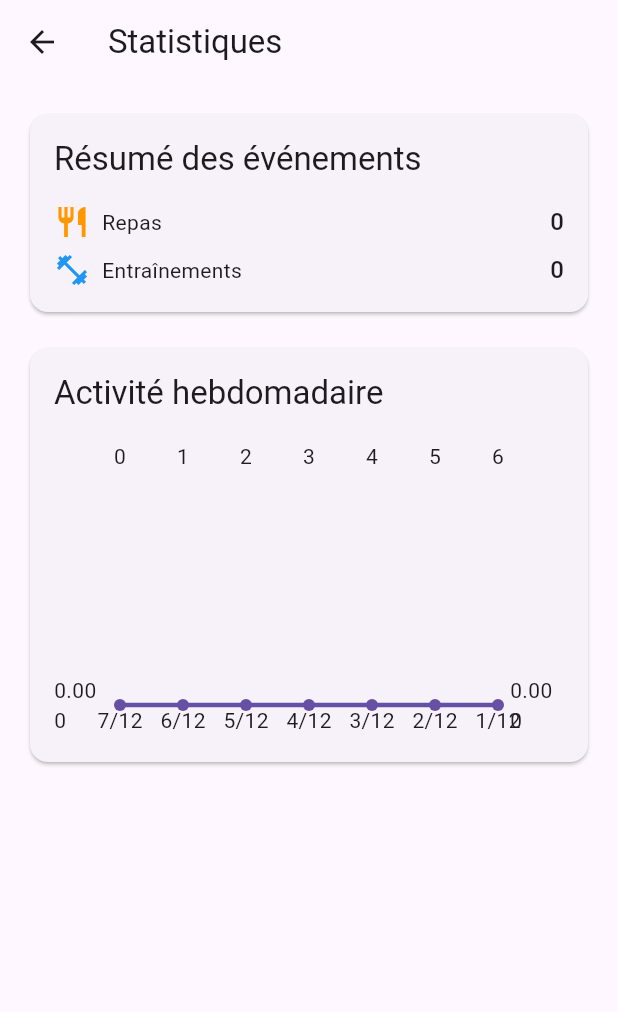
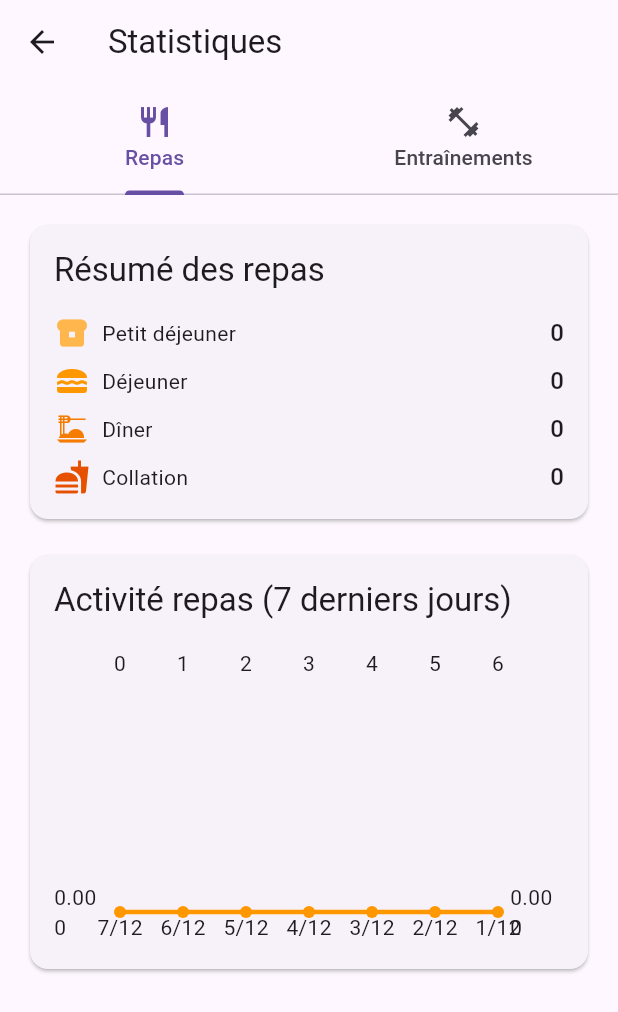
Before and after one commit to daffycricket/my-event-trackers, a Flutter app: the StatisticsScreen screen opened directly, on a phone screen of 412 x 824 dp. Shown: the top 1012 px of the screen. Run offline on Flutter 3.47's test engine with Material 3 defaults, Android fonts, the phone set to English and light mode, and no system bars; drawn by our look-alikes of fl_chart; our stand-ins replace flutter_riverpod; generated files the repository leaves out were written again; network calls fail.

Commit message:
split meals & workouts

```diff
--- a/lib/l10n/app_de.arb
+++ b/lib/l10n/app_de.arb
@@ -10,8 +10,8 @@
     "dinner": "Abendessen",
     "snack": "Snack",
     "cardio": "Cardio",
-    "strength": "Krafttraining",
-    "flexibility": "Dehnung",
+    "strength": "Kraft",
+    "flexibility": "Beweglichkeit",
     "sport": "Sport",
     "editMeal": "Mahlzeit bearbeiten",
     "newMeal": "Neue Mahlzeit",
@@ -29,7 +29,7 @@
     "additionalDetails": "Zusätzliche Details",
     "duration": "Dauer (Minuten)",
     "calories": "Kalorien",
-    "pleaseEnterDuration": "Bitte geben Sie eine Dauer ein",
+    "pleaseEnterDuration": "Bitte Dauer eingeben",
     "categoryFruits": "Obst",
     "categoryVegetables": "Gemüse",
     "categoryProteins": "Proteine",
@@ -71,8 +71,14 @@
     "eventDeleted": "Ereignis gelöscht",
     "undo": "Rückgängig",
     "statistics": "Statistiken",
-    "eventSummary": "Ereigniszusammenfassung",
+    "eventSummary": "Ereignisübersicht",
     "meals": "Mahlzeiten",
-    "workouts": "Trainingseinheiten",
-    "weeklyActivity": "Wöchentliche Aktivität"
+    "workouts": "Training",
+    "weeklyActivity": "Wöchentliche Aktivität",
+    "mealSummary": "Mahlzeitenübersicht",
+    "workoutSummary": "Trainingsübersicht",
+    "totalDuration": "Gesamtdauer",
+    "totalCalories": "Gesamtkalorien",
+    "mealActivity": "Mahlzeitenaktivität (Letzte 7 Tage)",
+    "workoutActivity": "Trainingsaktivität (Letzte 7 Tage)"
 }
--- a/lib/l10n/app_en.arb
+++ b/lib/l10n/app_en.arb
@@ -74,5 +74,11 @@
     "eventSummary": "Event Summary",
     "meals": "Meals",
     "workouts": "Workouts",
-    "weeklyActivity": "Weekly Activity"
+    "weeklyActivity": "Weekly Activity",
+    "mealSummary": "Meal Summary",
+    "workoutSummary": "Workout Summary",
+    "totalDuration": "Total Duration",
+    "totalCalories": "Total Calories",
+    "mealActivity": "Meal Activity (Last 7 days)",
+    "workoutActivity": "Workout Activity (Last 7 days)"
 }
--- a/lib/l10n/app_fr.arb
+++ b/lib/l10n/app_fr.arb
@@ -76,5 +76,11 @@
     "eventSummary": "Résumé des événements",
     "meals": "Repas",
     "workouts": "Entraînements",
-    "weeklyActivity": "Activité hebdomadaire"
+    "weeklyActivity": "Activité hebdomadaire",
+    "mealSummary": "Résumé des repas",
+    "workoutSummary": "Résumé des entraînements",
+    "totalDuration": "Durée totale",
+    "totalCalories": "Calories totales",
+    "mealActivity": "Activité repas (7 derniers jours)",
+    "workoutActivity": "Activité entraînement (7 derniers jours)"
 }
--- a/lib/l10n/app_sv.arb
+++ b/lib/l10n/app_sv.arb
@@ -78,5 +78,11 @@
     "eventSummary": "Händelseöversikt",
     "meals": "Måltider",
     "workouts": "Träningspass",
-    "weeklyActivity": "Veckans aktivitet"
+    "weeklyActivity": "Veckans aktivitet",
+    "mealSummary": "Måltidsöversikt",
+    "workoutSummary": "Träningsöversikt",
+    "totalDuration": "Total tid",
+    "totalCalories": "Totala kalorier",
+    "mealActivity": "Måltidsaktivitet (Senaste 7 dagarna)",
+    "workoutActivity": "Träningsaktivitet (Senaste 7 dagarna)"
 }
--- a/lib/screens/statistics_screen.dart
+++ b/lib/screens/statistics_screen.dart
@@ -1,38 +1,83 @@
 import 'package:flutter/material.dart';
 import 'package:flutter_riverpod/flutter_riverpod.dart';
 import 'package:flutter_gen/gen_l10n/app_localizations.dart';
+import 'package:fl_chart/fl_chart.dart';
 import '../providers/events_provider.dart';
 import '../models/event.dart';
-import 'package:fl_chart/fl_chart.dart';
 
 class StatisticsScreen extends ConsumerWidget {
   const StatisticsScreen({super.key});
 
   @override
   Widget build(BuildContext context, WidgetRef ref) {
-    final events = ref.watch(eventsProvider);
-
-    return Scaffold(
-      appBar: AppBar(
-        title: Text(AppLocalizations.of(context)!.statistics),
-      ),
-      body: SingleChildScrollView(
-        padding: const EdgeInsets.all(16),
-        child: Column(
-          crossAxisAlignment: CrossAxisAlignment.start,
+    return DefaultTabController(
+      length: 2,
+      child: Scaffold(
+        appBar: AppBar(
+          title: Text(AppLocalizations.of(context)!.statistics),
+          bottom: TabBar(
+            tabs: [
+              Tab(
+                icon: const Icon(Icons.restaurant),
+                text: AppLocalizations.of(context)!.meals,
+              ),
+              Tab(
+                icon: const Icon(Icons.fitness_center),
+                text: AppLocalizations.of(context)!.workouts,
+              ),
+            ],
+          ),
+        ),
+        body: TabBarView(
           children: [
-            _buildEventTypesCard(context, events),
-            const SizedBox(height: 16),
-            _buildWeeklyActivityChart(context, events),
+            _buildMealStats(context, ref),
+            _buildWorkoutStats(context, ref),
           ],
         ),
       ),
     );
   }
 
-  Widget _buildEventTypesCard(BuildContext context, List<Event> events) {
-    final mealCount = events.where((e) => e is MealEvent).length;
-    final workoutCount = events.where((e) => e is WorkoutEvent).length;
+  Widget _buildMealStats(BuildContext context, WidgetRef ref) {
+    final events = ref.watch(eventsProvider);
+    final mealEvents = events.whereType<MealEvent>().toList();
+
+    return SingleChildScrollView(
+      padding: const EdgeInsets.all(16),
+      child: Column(
+        crossAxisAlignment: CrossAxisAlignment.start,
+        children: [
+          _buildMealSummaryCard(context, mealEvents),
+          const SizedBox(height: 16),
+          _buildMealActivityChart(context, mealEvents),
+        ],
+      ),
+    );
+  }
+
+  Widget _buildWorkoutStats(BuildContext context, WidgetRef ref) {
+    final events = ref.watch(eventsProvider);
+    final workoutEvents = events.whereType<WorkoutEvent>().toList();
+
+    return SingleChildScrollView(
+      padding: const EdgeInsets.all(16),
+      child: Column(
+        crossAxisAlignment: CrossAxisAlignment.start,
+        children: [
+          _buildWorkoutSummaryCard(context, workoutEvents),
+          const SizedBox(height: 16),
+          _buildWorkoutActivityChart(context, workoutEvents),
+        ],
+      ),
+    );
+  }
+
+  Widget _buildMealSummaryCard(BuildContext context, List<MealEvent> events) {
+    // Compter les repas par type
+    final breakfastCount = events.where((e) => e.type == MealType.breakfast).length;
+    final lunchCount = events.where((e) => e.type == MealType.lunch).length;
+    final dinnerCount = events.where((e) => e.type == MealType.dinner).length;
+    final snackCount = events.where((e) => e.type == MealType.snack).length;
 
     return Card(
       child: Padding(
@@ -41,24 +86,120 @@ class StatisticsScreen extends ConsumerWidget {
           crossAxisAlignment: CrossAxisAlignment.start,
           children: [
             Text(
-              AppLocalizations.of(context)!.eventSummary,
+              AppLocalizations.of(context)!.mealSummary,
               style: Theme.of(context).textTheme.titleLarge,
             ),
             const SizedBox(height: 16),
             _buildStatRow(
               context,
-              Icons.restaurant,
-              AppLocalizations.of(context)!.meals,
-              mealCount.toString(),
-              Colors.orange,
+              Icons.breakfast_dining,
+              AppLocalizations.of(context)!.breakfast,
+              breakfastCount.toString(),
+              Colors.orange[300]!,
+            ),
+            const SizedBox(height: 8),
+            _buildStatRow(
+              context,
+              Icons.lunch_dining,
+              AppLocalizations.of(context)!.lunch,
+              lunchCount.toString(),
+              Colors.orange[500]!,
+            ),
+            const SizedBox(height: 8),
+            _buildStatRow(
+              context,
+              Icons.dinner_dining,
+              AppLocalizations.of(context)!.dinner,
+              dinnerCount.toString(),
+              Colors.orange[700]!,
+            ),
+            const SizedBox(height: 8),
+            _buildStatRow(
+              context,
+              Icons.fastfood,
+              AppLocalizations.of(context)!.snack,
+              snackCount.toString(),
+              Colors.orange[900]!,
+            ),
+          ],
+        ),
+      ),
+    );
+  }
+
+  Widget _buildWorkoutSummaryCard(BuildContext context, List<WorkoutEvent> events) {
+    // Compter les workouts par type
+    final cardioCount = events.where((e) => e.type == WorkoutType.cardio).length;
+    final strengthCount = events.where((e) => e.type == WorkoutType.strength).length;
+    final flexibilityCount = events.where((e) => e.type == WorkoutType.flexibility).length;
+    final sportCount = events.where((e) => e.type == WorkoutType.sport).length;
+
+    // Calculer les stats globales
+    final totalDuration = events.fold<Duration>(
+      Duration.zero,
+      (total, event) => total + event.duration,
+    );
+    final totalCalories = events
+        .map((e) => e.caloriesBurned ?? 0)
+        .fold<int>(0, (total, calories) => total + calories);
+
+    return Card(
+      child: Padding(
+        padding: const EdgeInsets.all(16),
+        child: Column(
+          crossAxisAlignment: CrossAxisAlignment.start,
+          children: [
+            Text(
+              AppLocalizations.of(context)!.workoutSummary,
+              style: Theme.of(context).textTheme.titleLarge,
+            ),
+            const SizedBox(height: 16),
+            _buildStatRow(
+              context,
+              Icons.directions_run,
+              AppLocalizations.of(context)!.cardio,
+              cardioCount.toString(),
+              Colors.blue[300]!,
             ),
             const SizedBox(height: 8),
             _buildStatRow(
               context,
               Icons.fitness_center,
-              AppLocalizations.of(context)!.workouts,
-              workoutCount.toString(),
-              Colors.blue,
+              AppLocalizations.of(context)!.strength,
+              strengthCount.toString(),
+              Colors.blue[500]!,
+            ),
+            const SizedBox(height: 8),
+            _buildStatRow(
+              context,
+              Icons.self_improvement,
+              AppLocalizations.of(context)!.flexibility,
+              flexibilityCount.toString(),
+              Colors.blue[700]!,
+            ),
+            const SizedBox(height: 8),
+            _buildStatRow(
+              context,
+              Icons.sports_basketball,
+              AppLocalizations.of(context)!.sport,
+              sportCount.toString(),
+              Colors.blue[900]!,
+            ),
+            const Divider(height: 24),
+            _buildStatRow(
+              context,
+              Icons.timer,
+              AppLocalizations.of(context)!.totalDuration,
+              '${totalDuration.inHours}h ${totalDuration.inMinutes.remainder(60)}m',
+              Colors.green,
+            ),
+            const SizedBox(height: 8),
+            _buildStatRow(
+              context,
+              Icons.local_fire_department,
+              AppLocalizations.of(context)!.totalCalories,
+              '$totalCalories kcal',
+              Colors.red,
             ),
           ],
         ),
@@ -81,7 +222,25 @@ class StatisticsScreen extends ConsumerWidget {
     );
   }
 
-  Widget _buildWeeklyActivityChart(BuildContext context, List<Event> events) {
+  Widget _buildMealActivityChart(BuildContext context, List<MealEvent> events) {
+    return _buildActivityChart(
+      context,
+      events,
+      AppLocalizations.of(context)!.mealActivity,
+      Colors.orange,
+    );
+  }
+
+  Widget _buildWorkoutActivityChart(BuildContext context, List<WorkoutEvent> events) {
+    return _buildActivityChart(
+      context,
+      events,
+      AppLocalizations.of(context)!.workoutActivity,
+      Colors.blue,
+    );
+  }
+
+  Widget _buildActivityChart(BuildContext context, List<Event> events, String title, Color color) {
     // Obtenir les 7 derniers jours
     final now = DateTime.now();
     final dates = List.generate(7, (index) =>
@@ -101,7 +260,7 @@ class StatisticsScreen extends ConsumerWidget {
           crossAxisAlignment: CrossAxisAlignment.start,
           children: [
             Text(
-              AppLocalizations.of(context)!.weeklyActivity,
+              title,
               style: Theme.of(context).textTheme.titleLarge,
             ),
             const SizedBox(height: 16),
@@ -127,7 +286,7 @@ class StatisticsScreen extends ConsumerWidget {
                       spots: List.generate(7, (index) =>
                         FlSpot(index.toDouble(), dailyCounts[index])),
                       isCurved: true,
-                      color: Theme.of(context).primaryColor,
+                      color: color,
                       barWidth: 3,
                       dotData: FlDotData(show: true),
                     ),
```
